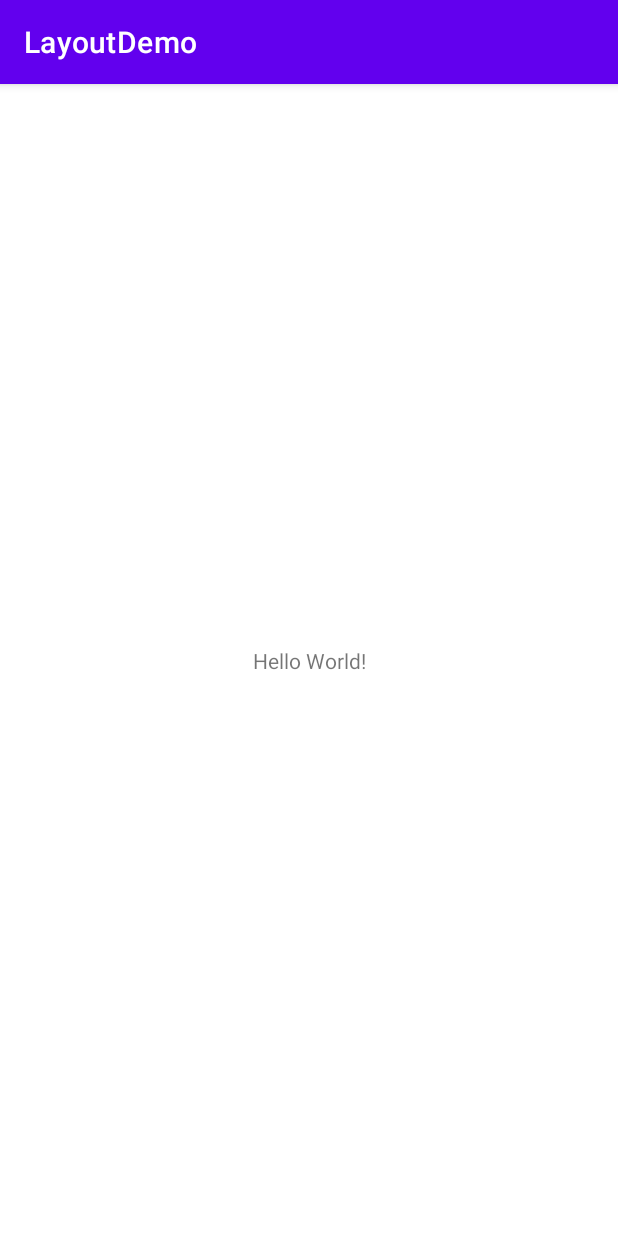
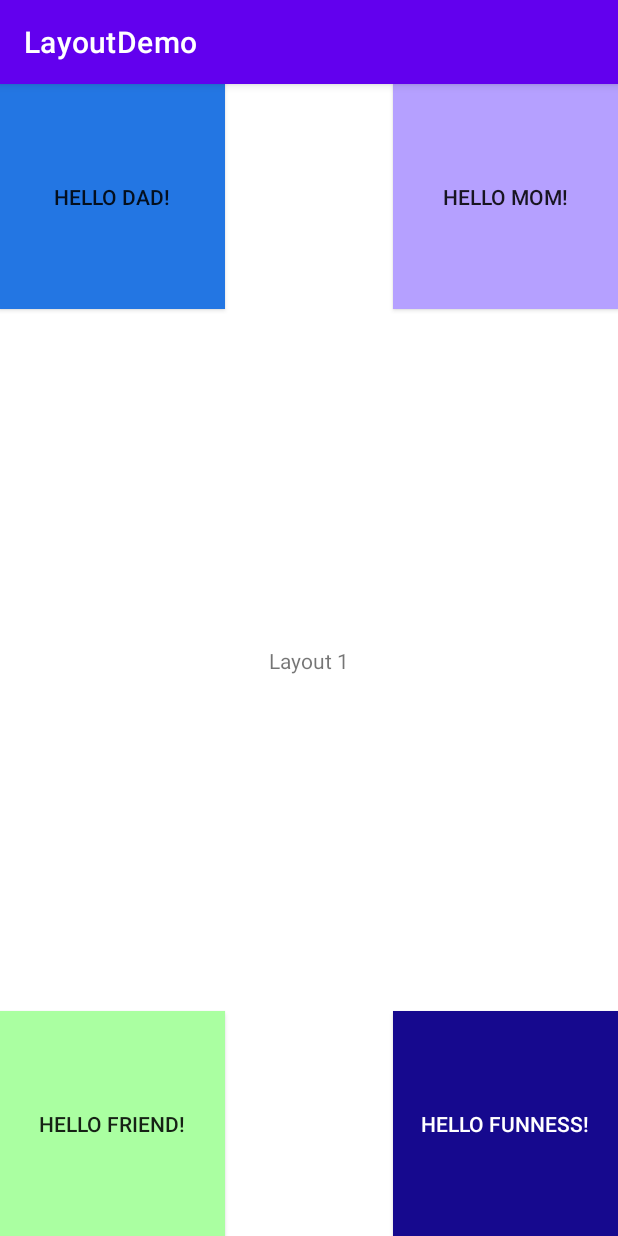
Before and after one commit to dltra/AndroidTutorialsLab04Layout, an Android app: the screen it shows after launch (MainActivity), on a phone screen of 412 x 824 dp. Run offline under Robolectric (Android 15) with nearby library versions, the phone set to English and light mode, and no system bars.

Commit message:
Layout1 Four Corners

```diff
--- a/app/src/main/java/com/tradan/layoutdemo/MainActivity.java
+++ b/app/src/main/java/com/tradan/layoutdemo/MainActivity.java
@@ -9,6 +9,6 @@ public class MainActivity extends AppCompatActivity {
     @Override
     protected void onCreate(Bundle savedInstanceState) {
         super.onCreate(savedInstanceState);
-        setContentView(R.layout.activity_main);
+        setContentView(R.layout.layout1);
     }
 }
--- /dev/null
+++ b/app/src/main/res/layout/layout1.xml
@@ -0,0 +1,43 @@
+<?xml version="1.0" encoding="utf-8"?>
+<androidx.constraintlayout.widget.ConstraintLayout xmlns:android="http://schemas.android.com/apk/res/android"
+    android:layout_width="match_parent"
+    android:layout_height="match_parent"
+    xmlns:app="http://schemas.android.com/apk/res-auto">
+    <androidx.appcompat.widget.AppCompatButton
+        android:layout_width="@dimen/large_length"
+        android:layout_height="@dimen/large_length"
+        app:layout_constraintTop_toTopOf="parent"
+        app:layout_constraintLeft_toLeftOf="parent"
+        android:background="@color/royal_blue"
+        android:text="@string/greeting1"/>
+    <androidx.appcompat.widget.AppCompatButton
+        android:layout_width="@dimen/large_length"
+        android:layout_height="@dimen/large_length"
+        app:layout_constraintTop_toTopOf="parent"
+        app:layout_constraintRight_toRightOf="parent"
+        android:background="@color/med_purple"
+        android:text="@string/greeting2"/>
+    <androidx.appcompat.widget.AppCompatButton
+        android:layout_width="@dimen/large_length"
+        android:layout_height="@dimen/large_length"
+        app:layout_constraintBottom_toBottomOf="parent"
+        app:layout_constraintLeft_toLeftOf="parent"
+        android:background="@color/med_spring_green"
+        android:text="@string/greeting3"/>
+    <androidx.appcompat.widget.AppCompatButton
+        android:layout_width="@dimen/large_length"
+        android:layout_height="@dimen/large_length"
+        app:layout_constraintBottom_toBottomOf="parent"
+        app:layout_constraintRight_toRightOf="parent"
+        android:background="@color/navy"
+        android:textColor="@color/white"
+        android:text="@string/greeting4"/>
+    <TextView
+        android:layout_width="wrap_content"
+        android:layout_height="wrap_content"
+        app:layout_constraintLeft_toLeftOf="parent"
+        app:layout_constraintRight_toRightOf="parent"
+        app:layout_constraintTop_toTopOf="parent"
+        app:layout_constraintBottom_toBottomOf="parent"
+        android:text="@string/layout_label_1"/>
+</androidx.constraintlayout.widget.ConstraintLayout>
--- a/app/src/main/res/values/strings.xml
+++ b/app/src/main/res/values/strings.xml
@@ -1,8 +1,8 @@
 <resources>
     <string name="app_name">LayoutDemo</string>
-    <string name="greeting1">Hello Dad</string>
-    <string name="greeting2">Hello Mom</string>
-    <string name="greeting3">Hello Friend</string>
+    <string name="greeting1">Hello Dad!</string>
+    <string name="greeting2">Hello Mom!</string>
+    <string name="greeting3">Hello Friend!</string>
     <string name="greeting4">Hello Funness!</string>
     <string name="greeting5">Greeting Earthling</string>
     <string name="like_label">LIKE</string>
```
